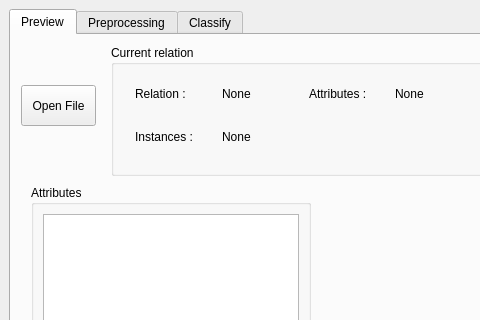
This is form.ui in jukyung-j/DataBot as Qt 5 draws it before an edit; both pictures show x 0 to 480 and y 0 to 320 of the 1028 by 784 pixel window. The edited form follows.
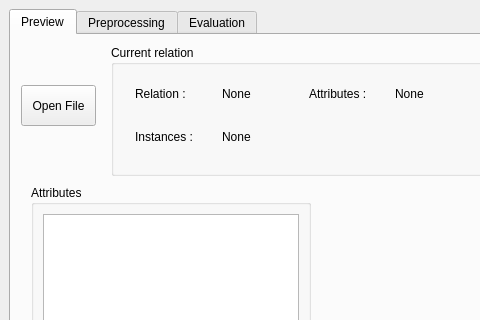
This is the edited form. The open tabs and pages were chosen to show the change.

```diff
--- a/form.ui
+++ b/form.ui
@@ -336,7 +336,7 @@
       </widget>
       <widget class="QWidget" name="Classify">
        <attribute name="title">
-        <string>Classify</string>
+        <string>Evaluation</string>
        </attribute>
        <widget class="QGroupBox" name="groupBox">
         <property name="geometry">
```
Left out of the diff: 4 changed lines with no effect on the pictures.
